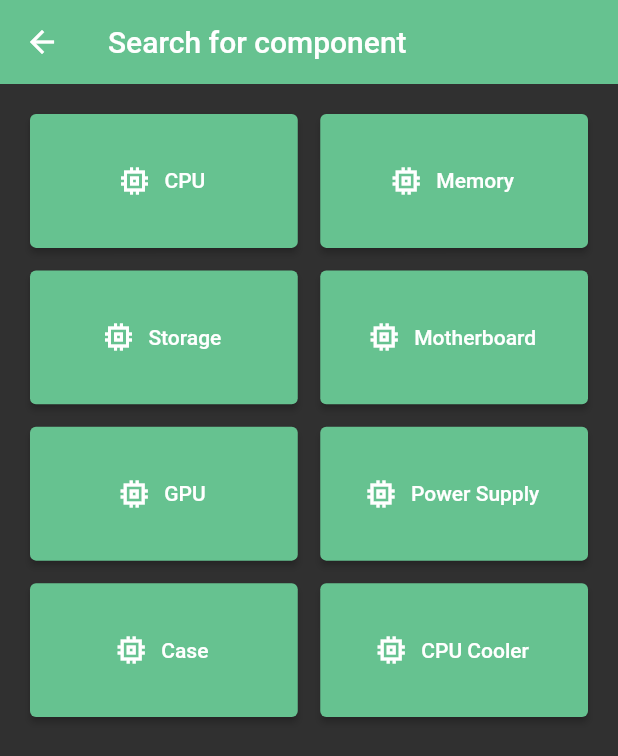
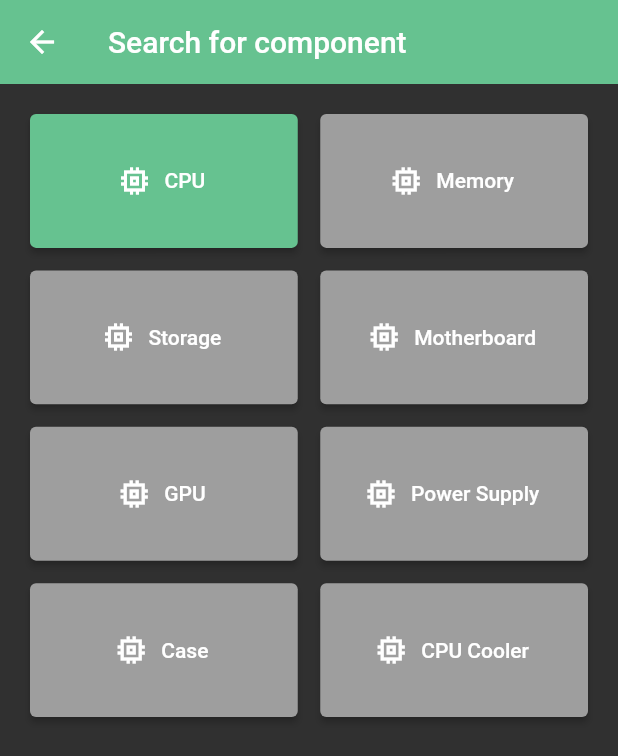
Before and after one commit to gcisneros310/QuickPC, a Flutter app: the PickSearch screen opened by its route, on a phone screen of 412 x 824 dp. Shown: the top 756 px of the screen. Run offline on Flutter 3.47's test engine with Material 2 defaults, Android fonts, the phone set to English and light mode, and no system bars; our stand-ins replace cloud_firestore, firebase_auth, flutter_spinkit, google_fonts; accounts and stored records are empty.

Commit message:
Fixing Routes

```diff
--- a/lib/main.dart
+++ b/lib/main.dart
@@ -3,7 +3,7 @@ import 'package:provider/provider.dart';
 import 'package:quick_pc/pages/home/home.dart';
 import 'package:quick_pc/pages/loginscreen.dart';
 import 'package:quick_pc/pages/pick_search.dart';
-import 'package:quick_pc/pages/search_list.dart';
+import 'package:quick_pc/pages/search.dart';
 import 'package:quick_pc/pages/part_info.dart';
 import 'package:quick_pc/pages/registerscreen.dart';
 import 'package:quick_pc/pages/welcome.dart';
@@ -33,7 +33,7 @@ class MyApp extends StatelessWidget {
         '/registerscreen': (context) => RegisterScreen(),
         '/home': (context) => Home(),
         '/pick_search': (context) => PickSearch(),
-        '/search_list': (context) => SearchList(),
+        '/search': (context) => Search(),
         '/part_info': (context) => PartInfo(),
         },
       ),
--- /dev/null
+++ b/lib/models/cpu.dart
@@ -0,0 +1,8 @@
+class CPU {
+
+  final String name;
+  final double price;
+  final double coreClock;
+
+  CPU({this.name, this.price, this.coreClock});
+}
--- a/lib/pages/pick_search.dart
+++ b/lib/pages/pick_search.dart
@@ -8,6 +8,7 @@ class PickSearch extends StatefulWidget {
 class _PickSearchState extends State<PickSearch> {
 
   final Color logoColor = Color(0xff66c290);
+  final Color greyout = Colors.grey;
 
   @override
   void initState() {
@@ -36,7 +37,7 @@ class _PickSearchState extends State<PickSearch> {
             //CPU
             ElevatedButton.icon(
               onPressed: (){
-                Navigator.pushNamed(context, '/search_list');
+                Navigator.pushNamed(context, '/search');
               },
               icon: Icon(Icons.memory_sharp),
               label: Text('CPU'),
@@ -48,84 +49,84 @@ class _PickSearchState extends State<PickSearch> {
             //Memory
             ElevatedButton.icon(
                 onPressed: (){
-                  Navigator.pushNamed(context, '/search_list');
+                  //Navigator.pushNamed(context, '/search');
                 },
                 icon: Icon(Icons.memory_sharp),
                 label: Text('Memory'),
                 style: ElevatedButton.styleFrom(
-                    primary: logoColor
+                    primary: greyout
                 )
             ),
 
             //STORAGE
             ElevatedButton.icon(
                 onPressed: (){
-                  Navigator.pushNamed(context, '/search_list');
+                  //Navigator.pushNamed(context, '/search');
                 },
                 icon: Icon(Icons.memory_sharp),
                 label: Text('Storage'),
                 style: ElevatedButton.styleFrom(
-                    primary: logoColor
+                    primary: greyout
                 )
             ),
 
             //MOTHERBOARD
             ElevatedButton.icon(
                 onPressed: (){
-                  Navigator.pushNamed(context, '/search_list');
+                  //Navigator.pushNamed(context, '/search');
                 },
                 icon: Icon(Icons.memory_sharp),
                 label: Text('Motherboard'),
                 style: ElevatedButton.styleFrom(
-                    primary: logoColor
+                    primary: greyout
                 )
             ),
 
             //GPU
             ElevatedButton.icon(
                 onPressed: (){
-                  Navigator.pushNamed(context, '/search_list');
+                  //Navigator.pushNamed(context, '/search');
                 },
                 icon: Icon(Icons.memory_sharp),
                 label: Text('GPU'),
                 style: ElevatedButton.styleFrom(
-                    primary: logoColor
+                    primary: greyout
                 )
             ),
 
             //POWER SUPPLY
             ElevatedButton.icon(
                 onPressed: (){
-                  Navigator.pushNamed(context, '/search_list');
+                  //Navigator.pushNamed(context, '/search');
                 },
                 icon: Icon(Icons.memory_sharp),
                 label: Text('Power Supply'),
                 style: ElevatedButton.styleFrom(
-                    primary: logoColor
+                    primary: greyout
                 )
             ),
 
             //CASE
             ElevatedButton.icon(
                 onPressed: (){
-                  Navigator.pushNamed(context, '/search_list');
+                  //Navigator.pushNamed(context, '/search');
                 },
                 icon: Icon(Icons.memory_sharp),
                 label: Text('Case'),
                 style: ElevatedButton.styleFrom(
-                    primary: logoColor
+                    primary: greyout
                 )
             ),
 
             //CPU COOLER
             ElevatedButton.icon(
                 onPressed: (){
-                  Navigator.pushNamed(context, '/search_list');
+                  //Navigator.pushNamed(context, '/search');
                 },
                 icon: Icon(Icons.memory_sharp),
                 label: Text('CPU Cooler'),
                 style: ElevatedButton.styleFrom(
-                    primary: logoColor
+                    primary: greyout
                 )
             ),
 
```
Also changed, not shown: lib/pages/part_tile.dart (added, +26 -0 lines), lib/pages/parts_list.dart (added, +26 -0 lines), lib/pages/search.dart (added, +68 -0 lines), lib/pages/search_list.dart (deleted, +0 -70 lines), lib/services/database.dart (added, +22 -0 lines), 2 other files.
